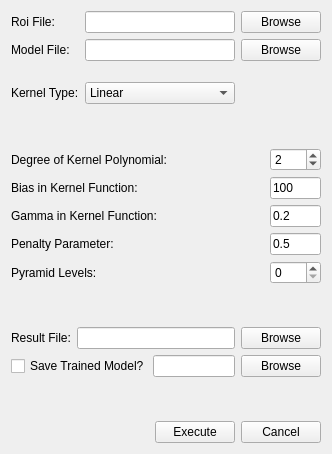
Above: ImgTest/svmParaDialog.ui from xxssff/GR before the change. Below: the same form after it.
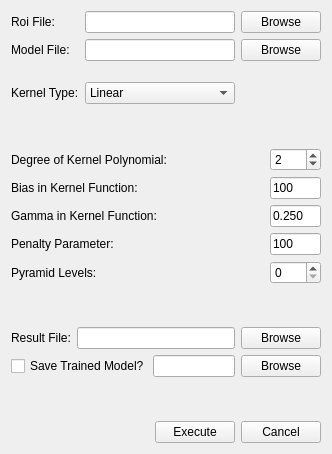
That is the form after the change.

The edit to the form file:
```diff
--- a/ImgTest/svmParaDialog.ui
+++ b/ImgTest/svmParaDialog.ui
@@ -252,7 +252,7 @@
         </size>
        </property>
        <property name="text">
-        <string>0.5</string>
+        <string>100</string>
        </property>
       </widget>
      </item>
@@ -265,7 +265,7 @@
         </size>
        </property>
        <property name="text">
-        <string>0.2</string>
+        <string>0.250</string>
        </property>
       </widget>
      </item>
```
